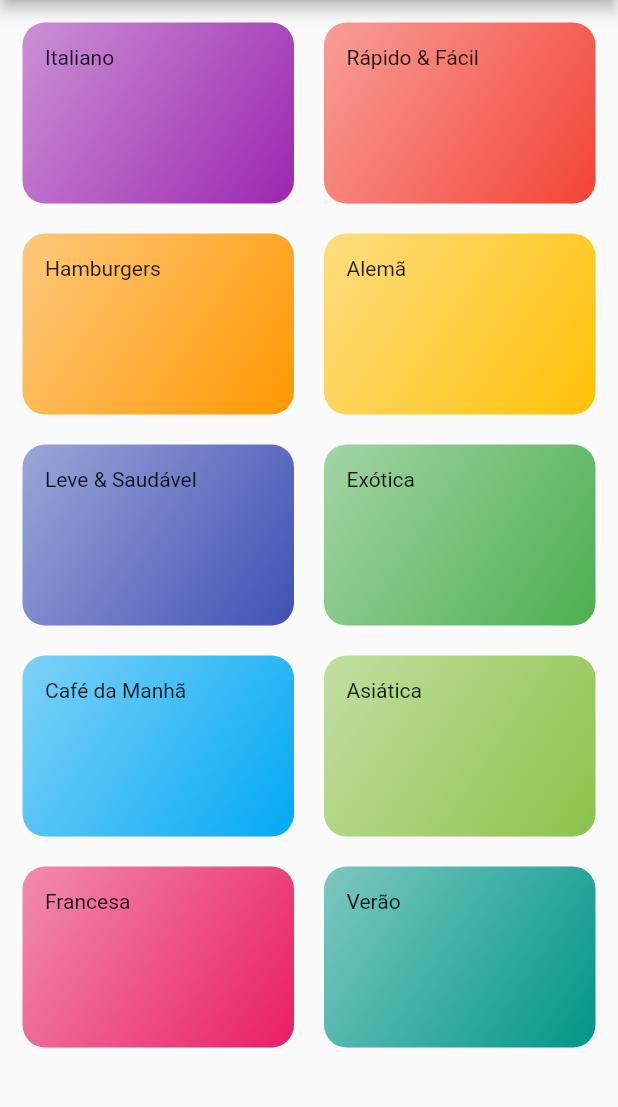
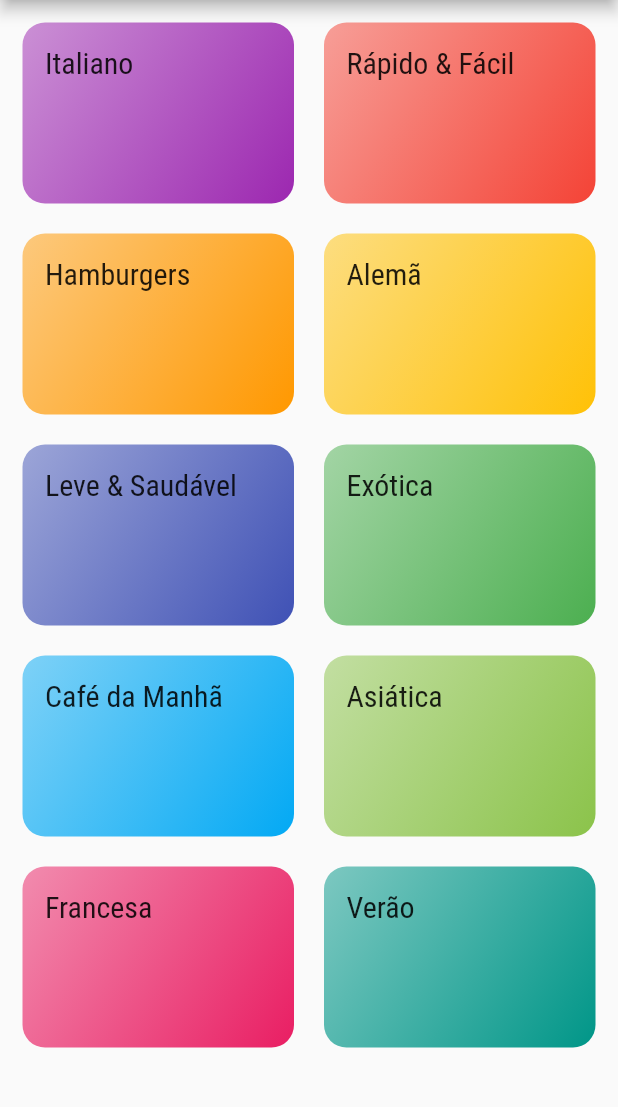
Before and after one commit to enilsonfilho/restaurant-app, a Flutter app: the screen it shows after launch, on a phone screen of 412 x 824 dp, the part 84-1191 px from its top. Run offline on Flutter 3.47's test engine with Material 2 defaults, Android fonts, the light colour scheme and no system bars.

Commit message:
feat: add ThemeData

```diff
--- a/lib/components/category_item.dart
+++ b/lib/components/category_item.dart
@@ -10,7 +10,10 @@
   @override
   Widget build(BuildContext context) {
     return Container(
-      child: Text(category.title),
+      child: Text(
+        category.title,
+        style: Theme.of(context).textTheme.titleMedium,
+      ),
       padding: EdgeInsets.all(15),
       decoration: BoxDecoration(
         borderRadius: BorderRadius.circular(15),
--- a/lib/main.dart
+++ b/lib/main.dart
@@ -9,7 +9,17 @@
     return MaterialApp(
       title: 'Vamos cozinhar?',
       theme: ThemeData(
-        primarySwatch: Colors.blue,
+        primarySwatch: Colors.pink,
+        colorScheme: ColorScheme.fromSwatch().copyWith(
+          secondary: Colors.amber,
+        ),
+        fontFamily: 'Raleway',
+        textTheme: ThemeData.light().textTheme.copyWith(
+          subtitle1: const TextStyle(
+            fontSize: 20,
+            fontFamily: 'RobotoCondensed',
+          )
+        ),
       ),
       home: CategoriesScreen(),
     );
```
Also changed, not shown: pubspec.yaml (+17 -6 lines).
